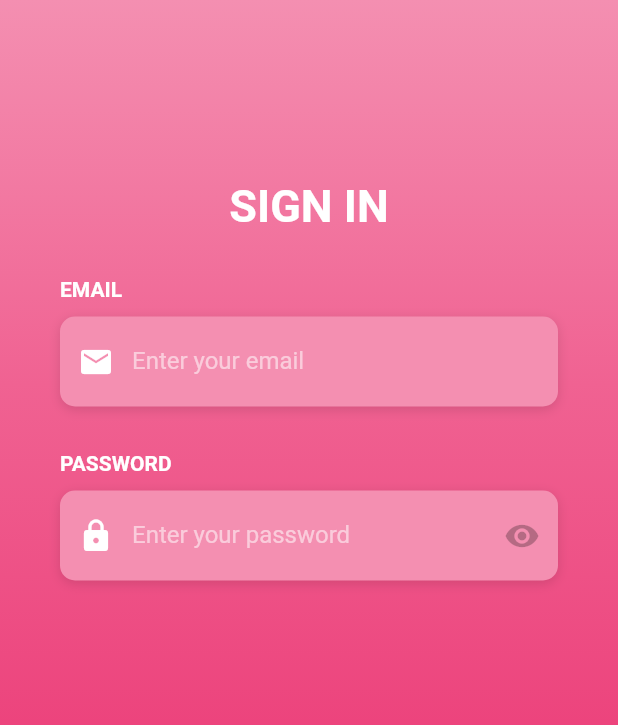
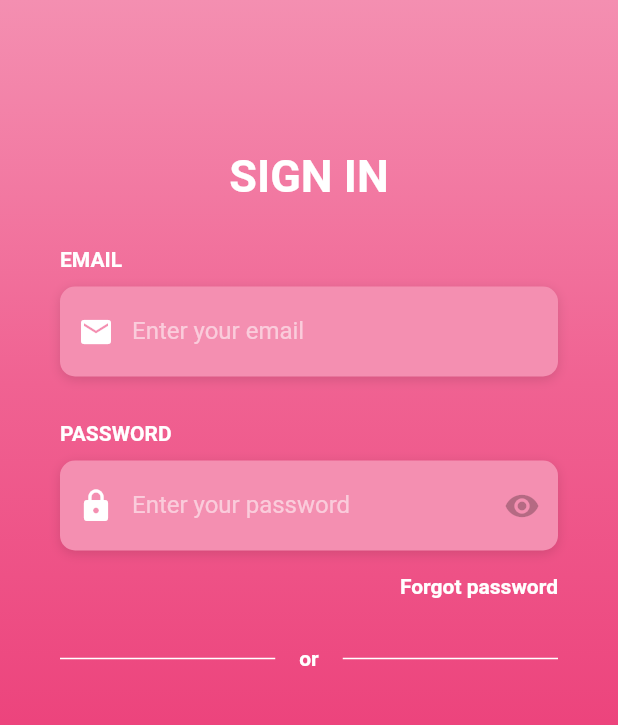
Before and after one commit to lucianoluzzi/couples_app, a Flutter app: the screen it shows after launch, on a phone screen of 412 x 824 dp, the part 84-809 px from its top. Run offline on Flutter 3.47's test engine with Material 2 defaults, Android fonts, the phone set to English and light mode, and no system bars; drawn by our look-alikes of flutter_platform_widgets; Roboto replaces fonts that are missing (OpenSans).

Commit message:
Adding "forgot password button", adding a divider to present social media login below

```diff
--- a/lib/screens/login.dart
+++ b/lib/screens/login.dart
@@ -31,7 +31,7 @@ class Login extends StatelessWidget {
             child: SingleChildScrollView(
               padding: EdgeInsets.symmetric(
                 horizontal: 40.0,
-                vertical: 120.0,
+                vertical: 100.0,
               ),
               child: Column(
                 children: [
@@ -59,6 +59,40 @@ class Login extends StatelessWidget {
                     obscureText: true,
                     isPassword: true,
                   ),
+                  Container(
+                    alignment: Alignment.centerRight,
+                    child: FlatButton(
+                      padding: EdgeInsets.all(0),
+                      onPressed: () => print('Forgot Password Button Pressed'),
+                      child: Text(
+                        'Forgot password',
+                        style: kLabelStyle,
+                      ),
+                    ),
+                  ),
+                  SizedBox(height: 16,),
+                  Row(
+                    children: [
+                      Expanded(
+                        child: Divider(
+                          color: Colors.white,
+                          thickness: 1,
+                          endIndent: 16,
+                        ),
+                      ),
+                      Text(
+                        'or',
+                        style: kLabelStyle,
+                      ),
+                      Expanded(
+                        child: Divider(
+                          color: Colors.white,
+                          thickness: 1,
+                          indent: 16,
+                        ),
+                      ),
+                    ],
+                  )
                 ],
               ),
             ),
```
